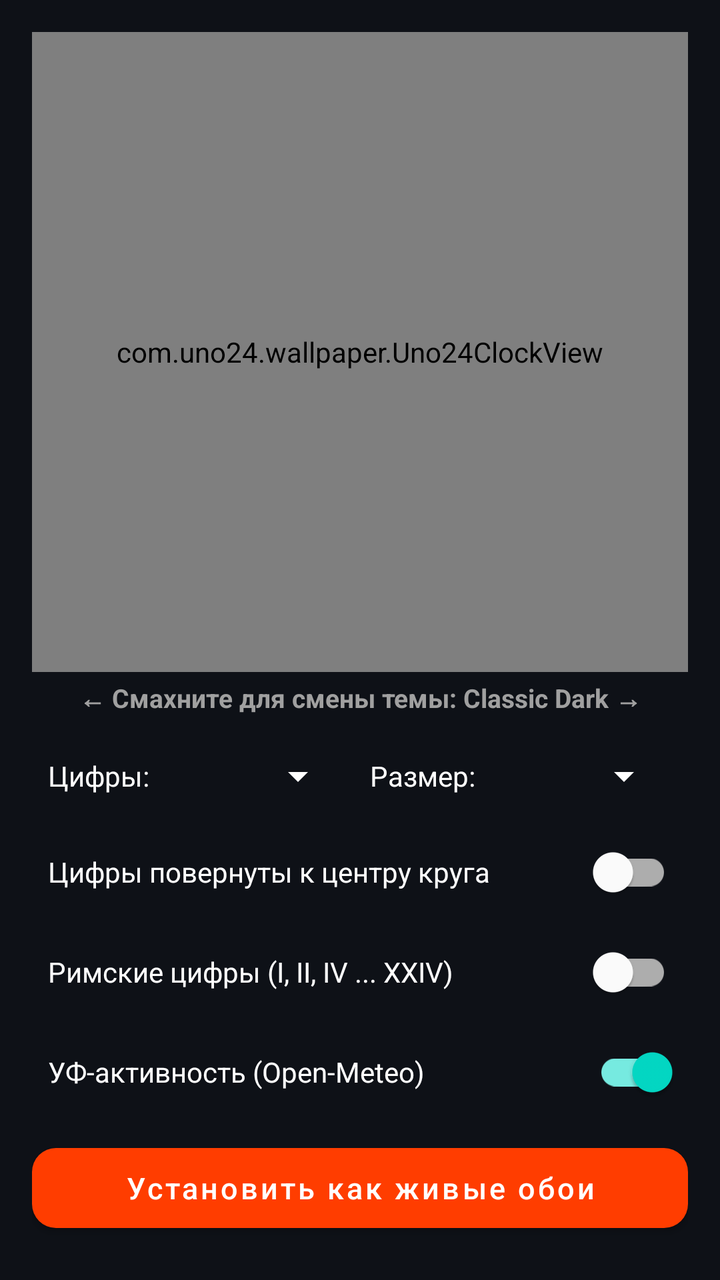
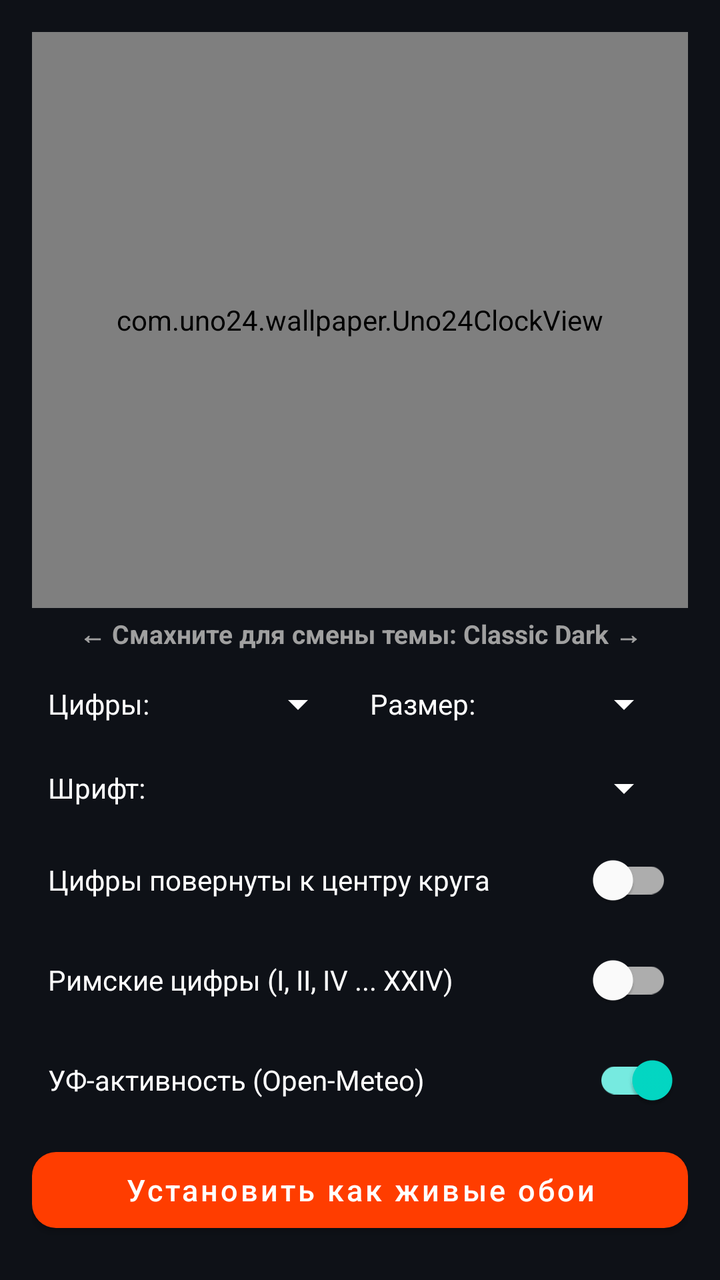

Two renders of the same Android screen: before a commit and after it. Below are the layout's source before the change and the commit's diff.
<!-- AndroidManifest.xml: activity theme Theme.Uno24 -->
<!-- res/layout/activity_main.xml -->
<?xml version="1.0" encoding="utf-8"?>
<LinearLayout xmlns:android="http://schemas.android.com/apk/res/android"
    xmlns:app="http://schemas.android.com/apk/res-auto"
    android:id="@+id/mainRootLayout"
    android:layout_width="match_parent"
    android:layout_height="match_parent"
    android:background="#0E1117"
    android:gravity="center_horizontal"
    android:orientation="vertical"
    android:padding="16dp">

    
    <com.uno24.wallpaper.Uno24ClockView
        android:id="@+id/clockView"
        android:layout_width="match_parent"
        android:layout_height="0dp"
        android:layout_weight="1" />

    
    <TextView
        android:id="@+id/tvThemeTitle"
        android:layout_width="wrap_content"
        android:layout_height="wrap_content"
        android:layout_marginTop="4dp"
        android:gravity="center"
        android:text="← Смахните для смены темы: Classic Dark →"
        android:textColor="#A0A0A0"
        android:textSize="13sp"
        android:textStyle="bold" />

    
    <LinearLayout
        android:layout_width="match_parent"
        android:layout_height="wrap_content"
        android:layout_marginTop="8dp"
        android:gravity="center_vertical"
        android:orientation="horizontal"
        android:paddingStart="8dp"
        android:paddingEnd="8dp">

        <TextView
            android:layout_width="wrap_content"
            android:layout_height="wrap_content"
            android:text="Цифры:"
            android:textColor="#FFFFFF"
            android:textSize="14sp" />

        <Spinner
            android:id="@+id/spinnerDisplayMode"
            android:layout_width="0dp"
            android:layout_height="44dp"
            android:layout_weight="1"
            android:layout_marginStart="8dp"
            android:backgroundTint="#FFFFFF" />

        <TextView
            android:layout_width="wrap_content"
            android:layout_height="wrap_content"
            android:layout_marginStart="12dp"
            android:text="Размер:"
            android:textColor="#FFFFFF"
            android:textSize="14sp" />

        <Spinner
            android:id="@+id/spinnerNumeralSize"
            android:layout_width="0dp"
            android:layout_height="44dp"
            android:layout_weight="1"
            android:layout_marginStart="8dp"
            android:backgroundTint="#FFFFFF" />
    </LinearLayout>

    
    <com.google.android.material.switchmaterial.SwitchMaterial
        android:id="@+id/switchRadialOrientation"
        android:layout_width="match_parent"
        android:layout_height="wrap_content"
        android:layout_marginTop="2dp"
        android:checked="false"
        android:paddingStart="8dp"
        android:paddingEnd="8dp"
        android:text="Цифры повернуты к центру круга"
        android:textColor="#FFFFFF"
        android:textSize="14sp" />

    
    <com.google.android.material.switchmaterial.SwitchMaterial
        android:id="@+id/switchRomanNumerals"
        android:layout_width="match_parent"
        android:layout_height="wrap_content"
        android:layout_marginTop="2dp"
        android:checked="false"
        android:paddingStart="8dp"
        android:paddingEnd="8dp"
        android:text="Римские цифры (I, II, IV ... XXIV)"
        android:textColor="#FFFFFF"
        android:textSize="14sp" />

    
    <com.google.android.material.switchmaterial.SwitchMaterial
        android:id="@+id/switchUvArc"
        android:layout_width="match_parent"
        android:layout_height="wrap_content"
        android:layout_marginTop="2dp"
        android:layout_marginBottom="8dp"
        android:checked="true"
        android:paddingStart="8dp"
        android:paddingEnd="8dp"
        android:text="УФ-активность (Open-Meteo)"
        android:textColor="#FFFFFF"
        android:textSize="14sp" />

    
    <com.google.android.material.button.MaterialButton
        android:id="@+id/btnSetWallpaper"
        android:layout_width="match_parent"
        android:layout_height="52dp"
        android:layout_marginBottom="4dp"
        android:text="Установить как живые обои"
        android:textAllCaps="false"
        android:textSize="15sp"
        app:cornerRadius="12dp" />

</LinearLayout>
<!-- resources referenced by this layout -->
<resources>
  <style name="Theme.Uno24" parent="Theme.MaterialComponents.DayNight.NoActionBar">
          <item name="colorPrimary">#FF3D00</item>
          <item name="colorPrimaryVariant">#D83000</item>
          <item name="colorOnPrimary">#FFFFFF</item>
          <item name="android:statusBarColor">#0E1117</item>
          <item name="android:navigationBarColor">#0E1117</item>
      </style>
</resources>

<!-- the commit's change to res/layout/activity_main.xml (unified diff, before → after) -->
@@ -32,7 +32,7 @@
     <LinearLayout
         android:layout_width="match_parent"
         android:layout_height="wrap_content"
-        android:layout_marginTop="8dp"
+        android:layout_marginTop="6dp"
         android:gravity="center_vertical"
         android:orientation="horizontal"
         android:paddingStart="8dp"
@@ -48,7 +48,7 @@
         <Spinner
             android:id="@+id/spinnerDisplayMode"
             android:layout_width="0dp"
-            android:layout_height="44dp"
+            android:layout_height="40dp"
             android:layout_weight="1"
             android:layout_marginStart="8dp"
             android:backgroundTint="#FFFFFF" />
@@ -64,9 +64,35 @@
         <Spinner
             android:id="@+id/spinnerNumeralSize"
             android:layout_width="0dp"
-            android:layout_height="44dp"
+            android:layout_height="40dp"
             android:layout_weight="1"
             android:layout_marginStart="8dp"
+            android:backgroundTint="#FFFFFF" />
+    </LinearLayout>
+
+    
+    <LinearLayout
+        android:layout_width="match_parent"
+        android:layout_height="wrap_content"
+        android:layout_marginTop="2dp"
+        android:gravity="center_vertical"
+        android:orientation="horizontal"
+        android:paddingStart="8dp"
+        android:paddingEnd="8dp">
+
+        <TextView
+            android:layout_width="wrap_content"
+            android:layout_height="wrap_content"
+            android:text="Шрифт:"
+            android:textColor="#FFFFFF"
+            android:textSize="14sp" />
+
+        <Spinner
+            android:id="@+id/spinnerNumeralFont"
+            android:layout_width="0dp"
+            android:layout_height="40dp"
+            android:layout_weight="1"
+            android:layout_marginStart="12dp"
             android:backgroundTint="#FFFFFF" />
     </LinearLayout>
 
@@ -102,7 +128,7 @@
         android:layout_width="match_parent"
         android:layout_height="wrap_content"
         android:layout_marginTop="2dp"
-        android:layout_marginBottom="8dp"
+        android:layout_marginBottom="6dp"
         android:checked="true"
         android:paddingStart="8dp"
         android:paddingEnd="8dp"
@@ -114,7 +140,7 @@
     <com.google.android.material.button.MaterialButton
         android:id="@+id/btnSetWallpaper"
         android:layout_width="match_parent"
-        android:layout_height="52dp"
+        android:layout_height="50dp"
         android:layout_marginBottom="4dp"
         android:text="Установить как живые обои"
         android:textAllCaps="false"
